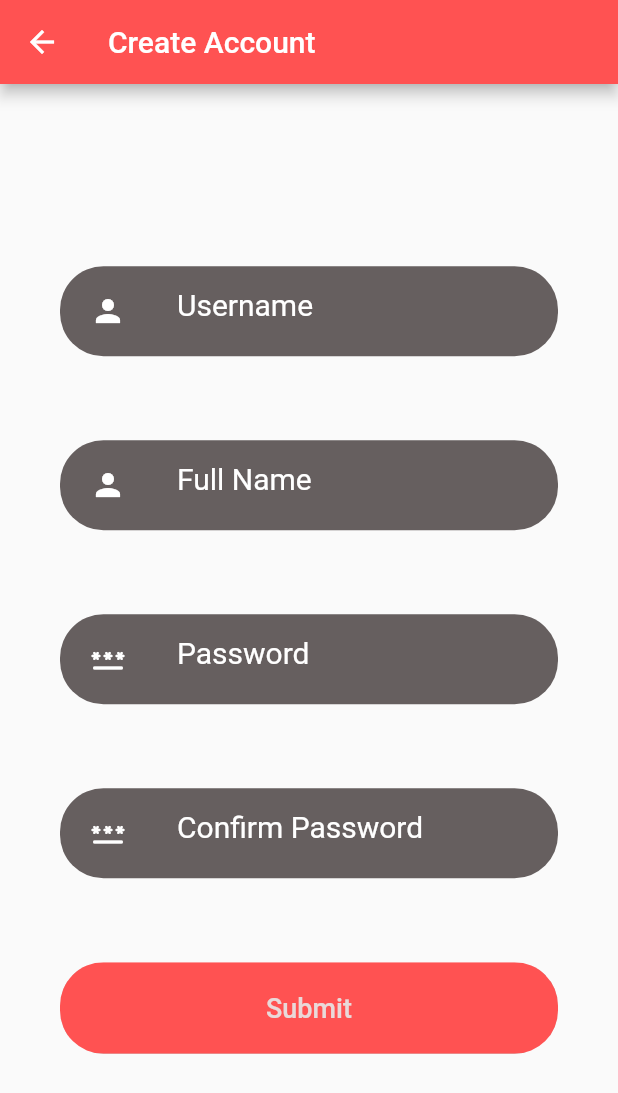
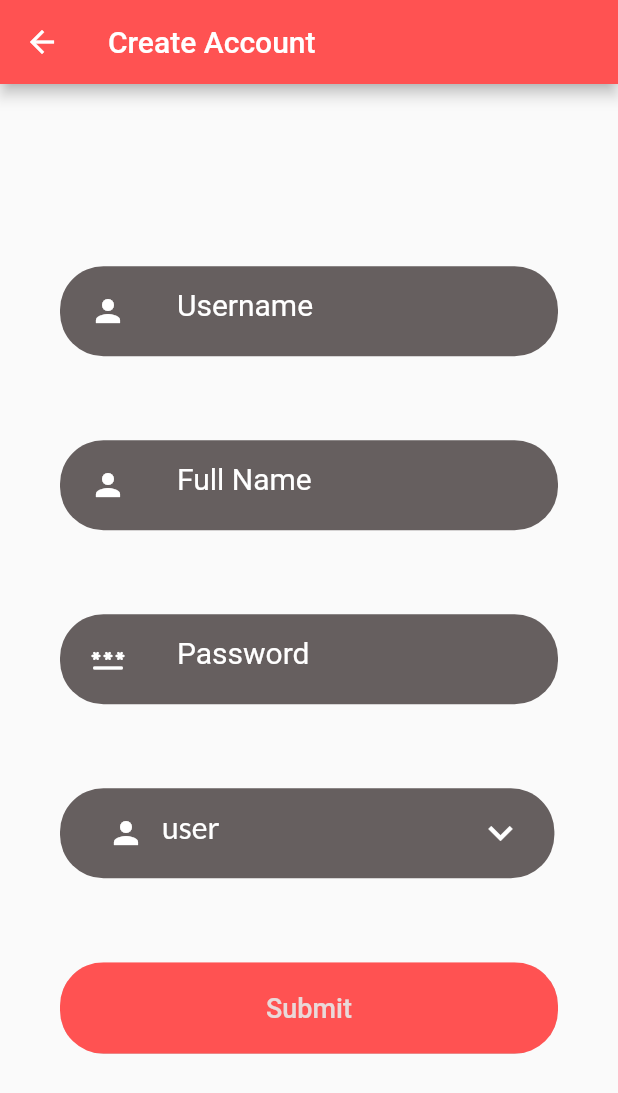
Before and after one commit to Lenien1999/Blog_app, a Flutter app: the Registration screen opened directly, on a phone screen of 412 x 824 dp. Shown: the top 1093 px of the screen. Run offline on Flutter 3.47's test engine with Material 2 defaults, Android fonts, the phone set to English and light mode, and no system bars; our stand-ins replace carousel_slider, cloud_firestore, firebase_auth, firebase_core, flutter_slidable, fluttertoast and 3 more; accounts and stored records are empty.

Commit message:
first commit

```diff
--- a/lib/auth/ui/registration.dart
+++ b/lib/auth/ui/registration.dart
@@ -1,8 +1,13 @@
+// ignore_for_file: prefer_const_constructors
+
 import 'package:blog_app/auth/authbackend/authcontroller.dart';
 import 'package:blog_app/auth/authbackend/authmodel.dart';
 import 'package:blog_app/auth/ui/login.dart';
+import 'package:cloud_firestore/cloud_firestore.dart';
+import 'package:firebase_auth/firebase_auth.dart';
 import 'package:flutter/material.dart';
 import 'package:fluttertoast/fluttertoast.dart';
+import 'package:google_fonts/google_fonts.dart';
 
 import 'contant/inputfield.dart';
 import 'contant/roundedbutton.dart';
@@ -19,6 +24,8 @@ class _RegistrationState extends State<Registration> {
   final fullname = TextEditingController();
   final password = TextEditingController();
   final confirmpassword = TextEditingController();
+  String selectedrole = "user";
+List<String> role = ["user","Admin"];
   @override
   Widget build(BuildContext context) {
     AuthController authController = AuthController();
@@ -54,13 +61,29 @@ class _RegistrationState extends State<Registration> {
                       hintText: 'Password',
                       controller: password,
                       icon: Icons.password_rounded)),
-              Padding(
-                  padding:
-                      const EdgeInsets.symmetric(vertical: 18, horizontal: 40),
-                  child: RoundedInputField(
-                      hintText: 'Confirm Password',
-                      controller: confirmpassword,
-                      icon: Icons.password_rounded)),
+              Myinputfield(
+                  widget: DropdownButton(
+                      icon: const Icon(Icons.keyboard_arrow_down, color:Colors.white
+                      ),
+                      iconSize: 32,
+                      elevation: 4,
+                      onChanged: (String? newvalue) {
+                        setState(() {
+                         selectedrole  = newvalue!;
+                        });
+                      },
+                      underline: Container(height: 0),
+                      items: role
+                          .map<DropdownMenuItem<String>>(
+                              (String e) => DropdownMenuItem(
+                                  value: e,
+                                  child: Padding(
+                                    padding: const EdgeInsets.all(8.0),
+                                    child: Text(e),
+                                  )))
+                          .toList()),
+
+                  hint: "$selectedrole   "),
               Padding(
                 padding:
                     const EdgeInsets.symmetric(vertical: 18, horizontal: 40),
@@ -75,13 +98,8 @@ class _RegistrationState extends State<Registration> {
                           fullname: fullname.text,
                         );
 
-                        authController.register(details).catchError((error) {
-
-        registerToast(error);
-      });
-
-                        Navigator.push(context,
-                            MaterialPageRoute(builder: (_) => const Login()));
+                        authController.register(details).then((value) =>
+                            postDetailsToFirestore(username.text, selectedrole ));
                       }
                     }),
               ),
@@ -100,4 +118,76 @@ class _RegistrationState extends State<Registration> {
             toast == "Register sucessfull" ? Colors.green : Colors.red,
         textColor: Colors.white);
   }
+
+  postDetailsToFirestore(String email, String role) async {
+    final _auth = FirebaseAuth.instance;
+    var user = _auth.currentUser;
+    CollectionReference ref = FirebaseFirestore.instance.collection('users');
+    ref.doc(user!.uid).set({'email': email, 'role': role});
+    Navigator.pushReplacement(
+        context, MaterialPageRoute(builder: (context) => Login()));
+  }
+
+  // ignore: non_constant_identifier_names
+  Myinputfield(
+      {
+      required String hint,
+      bool? content,
+      TextEditingController? controller,
+      Widget? widget}) {
+         Size size = MediaQuery.of(context).size;
+    return Container(
+   padding:  const EdgeInsets.symmetric(vertical: 18, horizontal: 40),
+      child: Column(crossAxisAlignment: CrossAxisAlignment.start, children: [
+
+        Container(
+         margin: const EdgeInsets.symmetric(vertical: 10),
+      padding: const EdgeInsets.symmetric(horizontal: 20, vertical: 5),
+      width: size.width * 0.8,
+       height: 60,
+      decoration: BoxDecoration(
+        color:Color.fromARGB(255, 102, 95, 95),
+        borderRadius: BorderRadius.circular(29),
+      ),
+          child: Row(
+            children: [
+              Expanded(
+                child: TextFormField(
+                  textInputAction: TextInputAction.newline,
+
+                  maxLines: null,
+                  readOnly: widget == null ? false : true,
+                  autofocus: false,
+                  controller: controller,
+                  style: GoogleFonts.lato(
+                      textStyle: TextStyle(
+                    color: Color.fromARGB(255, 54, 51, 51),
+                  )),
+                  decoration: InputDecoration(
+                    prefixIcon:Icon(Icons.person,color:Colors.white ),
+                    contentPadding: EdgeInsets.all(8),
+                    fillColor: Color.fromARGB(255, 54, 51, 51),
+                    hintText: hint,
+                      hintStyle: const TextStyle(
+              color:Colors.white,
+              fontSize: 20,
+
+            ),
+
+            border: InputBorder.none,
+
+                  ),
+                ),
+              ),
+              widget == null
+                  ? Container()
+                  : Container(
+                      child: widget,
+                    )
+            ],
+          ),
+        )
+      ]),
+    );
+  }
 }
--- a/lib/blog_category/latest/addblog.dart
+++ b/lib/blog_category/latest/addblog.dart
@@ -68,6 +68,8 @@ class _AddBlogState extends State<AddBlog> {
                         .toList()),
                 title: "Features",
                 hint: "$_selectedfeature   "),
+
+
             Myinputfield(
                 controller: title, title: "Title", hint: "Enter the title"),
             Myinputfield(
@@ -197,6 +199,8 @@ class _AddBlogState extends State<AddBlog> {
         )
       ]),
     );
+
+
   }
 
   _getdatefromuser() async {
```
Also changed, not shown: lib/auth/authbackend/authcontroller.dart (+39 -2 lines), lib/auth/ui/login.dart (+12 -13 lines), lib/blog_category/latest/popularnews.dart (+8 -3 lines), lib/users/user.dart (+25 -2 lines), 1 other file.
